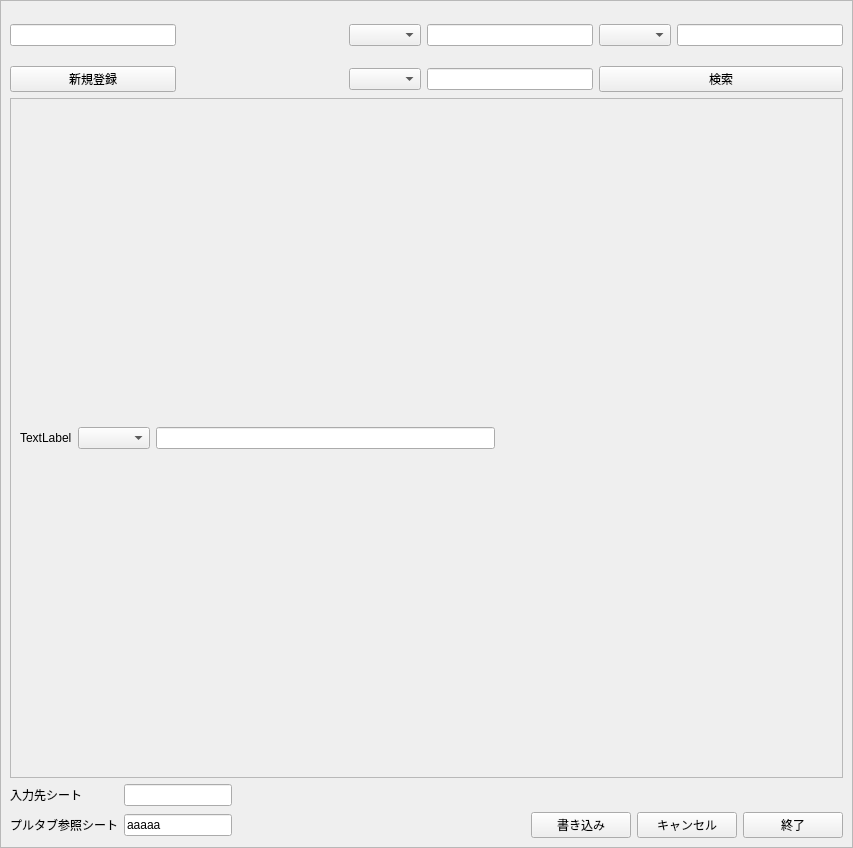
First picture: the form in prj_input/src_qtdesinger/4_input_layout.ui, repository toshiakiasakura/rakutto_collect_project, before the edit.
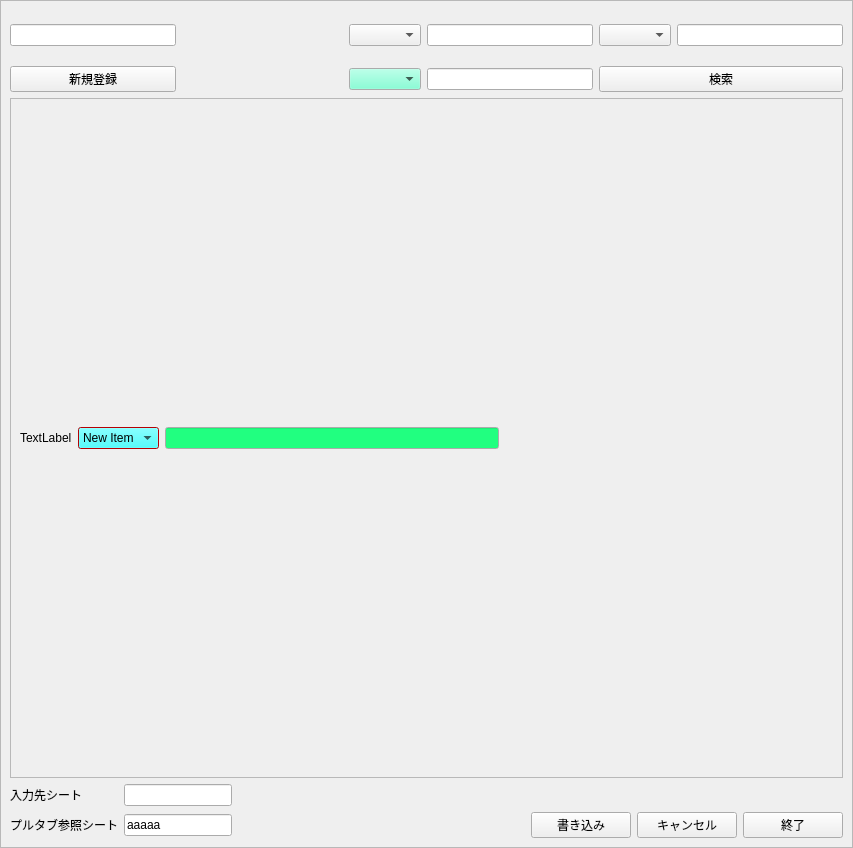
Second picture: the form after the edit.

```diff
--- a/prj_input/src_qtdesinger/4_input_layout.ui
+++ b/prj_input/src_qtdesinger/4_input_layout.ui
@@ -34,7 +34,45 @@
          <widget class="QComboBox" name="comboRef1"/>
         </item>
         <item row="1" column="2">
-         <widget class="QComboBox" name="comboRef2"/>
+         <widget class="QComboBox" name="comboRef2">
+          <property name="palette">
+           <palette>
+            <active>
+             <colorrole role="Button">
+              <brush brushstyle="SolidPattern">
+               <color alpha="255">
+                <red>102</red>
+                <green>255</green>
+                <blue>204</blue>
+               </color>
+              </brush>
+             </colorrole>
+            </active>
+            <inactive>
+             <colorrole role="Button">
+              <brush brushstyle="SolidPattern">
+               <color alpha="255">
+                <red>102</red>
+                <green>255</green>
+                <blue>204</blue>
+               </color>
+              </brush>
+             </colorrole>
+            </inactive>
+            <disabled>
+             <colorrole role="Button">
+              <brush brushstyle="SolidPattern">
+               <color alpha="255">
+                <red>102</red>
+                <green>255</green>
+                <blue>204</blue>
+               </color>
+              </brush>
+             </colorrole>
+            </disabled>
+           </palette>
+          </property>
+         </widget>
         </item>
         <item row="0" column="1">
          <spacer name="horizontalSpacerTop">
@@ -113,7 +151,7 @@
            <x>0</x>
            <y>0</y>
            <width>823</width>
-           <height>638</height>
+           <height>642</height>
           </rect>
          </property>
          <layout class="QVBoxLayout" name="verticalLayout">
@@ -127,10 +165,447 @@
              </widget>
             </item>
             <item>
-             <widget class="QComboBox" name="comboBoxMacro"/>
+             <widget class="QComboBox" name="comboBoxMacro">
+              <property name="palette">
+               <palette>
+                <active>
+                 <colorrole role="WindowText">
+                  <brush brushstyle="SolidPattern">
+                   <color alpha="255">
+                    <red>0</red>
+                    <green>0</green>
+                    <blue>0</blue>
+                   </color>
+                  </brush>
+                 </colorrole>
+                 <colorrole role="Button">
+                  <brush brushstyle="SolidPattern">
+                   <color alpha="255">
+                    <red>32</red>
+                    <green>255</green>
+                    <blue>255</blue>
+                   </color>
+                  </brush>
+                 </colorrole>
+                 <colorrole role="Light">
+                  <brush brushstyle="SolidPattern">
+                   <color alpha="255">
+                    <red>128</red>
+                    <green>0</green>
+                    <blue>128</blue>
+                   </color>
+                  </brush>
+                 </colorrole>
+                 <colorrole role="Midlight">
+                  <brush brushstyle="SolidPattern">
+                   <color alpha="255">
+                    <red>128</red>
+                    <green>128</green>
+                    <blue>3</blue>
+                   </color>
+                  </brush>
+                 </colorrole>
+                 <colorrole role="Dark">
+                  <brush brushstyle="SolidPattern">
+                   <color alpha="255">
+                    <red>128</red>
+                    <green>0</green>
+                    <blue>64</blue>
+                   </color>
+                  </brush>
+                 </colorrole>
+                 <colorrole role="Mid">
+                  <brush brushstyle="SolidPattern">
+                   <color alpha="255">
+                    <red>255</red>
+                    <green>255</green>
+                    <blue>10</blue>
+                   </color>
+                  </brush>
+                 </colorrole>
+                 <colorrole role="Text">
+                  <brush brushstyle="SolidPattern">
+                   <color alpha="255">
+                    <red>0</red>
+                    <green>0</green>
+                    <blue>0</blue>
+                   </color>
+                  </brush>
+                 </colorrole>
+                 <colorrole role="BrightText">
+                  <brush brushstyle="SolidPattern">
+                   <color alpha="255">
+                    <red>255</red>
+                    <green>255</green>
+                    <blue>255</blue>
+                   </color>
+                  </brush>
+                 </colorrole>
+                 <colorrole role="ButtonText">
+                  <brush brushstyle="SolidPattern">
+                   <color alpha="255">
+                    <red>0</red>
+                    <green>0</green>
+                    <blue>0</blue>
+                   </color>
+                  </brush>
+                 </colorrole>
+                 <colorrole role="Base">
+                  <brush brushstyle="SolidPattern">
+                   <color alpha="255">
+                    <red>252</red>
+                    <green>2</green>
+                    <blue>255</blue>
+                   </color>
+                  </brush>
+                 </colorrole>
+                 <colorrole role="Window">
+                  <brush brushstyle="SolidPattern">
+                   <color alpha="255">
+                    <red>252</red>
+                    <green>1</green>
+                    <blue>7</blue>
+                   </color>
+                  </brush>
+                 </colorrole>
+                 <colorrole role="Shadow">
+                  <brush brushstyle="SolidPattern">
+                   <color alpha="255">
+                    <red>128</red>
+                    <green>0</green>
+                    <blue>255</blue>
+                   </color>
+                  </brush>
+                 </colorrole>
+                 <colorrole role="AlternateBase">
+                  <brush brushstyle="SolidPattern">
+                   <color alpha="255">
+                    <red>16</red>
+                    <green>128</green>
+                    <blue>64</blue>
+                   </color>
+                  </brush>
+                 </colorrole>
+                 <colorrole role="NoRole">
+                  <brush brushstyle="SolidPattern">
+                   <color alpha="255">
+                    <red>128</red>
+                    <green>64</green>
+                    <blue>2</blue>
+                   </color>
+                  </brush>
+                 </colorrole>
+                </active>
+                <inactive>
+                 <colorrole role="WindowText">
+                  <brush brushstyle="SolidPattern">
+                   <color alpha="255">
+                    <red>0</red>
+                    <green>0</green>
+                    <blue>0</blue>
+                   </color>
+                  </brush>
+                 </colorrole>
+                 <colorrole role="Button">
+                  <brush brushstyle="SolidPattern">
+                   <color alpha="255">
+                    <red>32</red>
+                    <green>255</green>
+                    <blue>255</blue>
+                   </color>
+                  </brush>
+                 </colorrole>
+                 <colorrole role="Light">
+                  <brush brushstyle="SolidPattern">
+                   <color alpha="255">
+                    <red>128</red>
+                    <green>0</green>
+                    <blue>128</blue>
+                   </color>
+                  </brush>
+                 </colorrole>
+                 <colorrole role="Midlight">
+                  <brush brushstyle="SolidPattern">
+                   <color alpha="255">
+                    <red>128</red>
+                    <green>128</green>
+                    <blue>3</blue>
+                   </color>
+                  </brush>
+                 </colorrole>
+                 <colorrole role="Dark">
+                  <brush brushstyle="SolidPattern">
+                   <color alpha="255">
+                    <red>128</red>
+                    <green>0</green>
+                    <blue>64</blue>
+                   </color>
+                  </brush>
+                 </colorrole>
+                 <colorrole role="Mid">
+                  <brush brushstyle="SolidPattern">
+                   <color alpha="255">
+                    <red>255</red>
+                    <green>255</green>
+                    <blue>10</blue>
+                   </color>
+                  </brush>
+                 </colorrole>
+                 <colorrole role="Text">
+                  <brush brushstyle="SolidPattern">
+                   <color alpha="255">
+                    <red>0</red>
+                    <green>0</green>
+                    <blue>0</blue>
+                   </color>
+                  </brush>
+                 </colorrole>
+                 <colorrole role="BrightText">
+                  <brush brushstyle="SolidPattern">
+                   <color alpha="255">
+                    <red>255</red>
+                    <green>255</green>
+                    <blue>255</blue>
+                   </color>
+                  </brush>
+                 </colorrole>
+                 <colorrole role="ButtonText">
+                  <brush brushstyle="SolidPattern">
+                   <color alpha="255">
+                    <red>0</red>
+                    <green>0</green>
+                    <blue>0</blue>
+                   </color>
+                  </brush>
+                 </colorrole>
+                 <colorrole role="Base">
+                  <brush brushstyle="SolidPattern">
+                   <color alpha="255">
+                    <red>252</red>
+                    <green>2</green>
+                    <blue>255</blue>
+                   </color>
+                  </brush>
+                 </colorrole>
+                 <colorrole role="Window">
+                  <brush brushstyle="SolidPattern">
+                   <color alpha="255">
+                    <red>252</red>
+                    <green>1</green>
+                    <blue>7</blue>
+                   </color>
+                  </brush>
+                 </colorrole>
+                 <colorrole role="Shadow">
+                  <brush brushstyle="SolidPattern">
+                   <color alpha="255">
+                    <red>128</red>
+                    <green>0</green>
+                    <blue>255</blue>
+                   </color>
+                  </brush>
+                 </colorrole>
+                 <colorrole role="AlternateBase">
+                  <brush brushstyle="SolidPattern">
+                   <color alpha="255">
+                    <red>16</red>
+                    <green>128</green>
+                    <blue>64</blue>
+                   </color>
+                  </brush>
+                 </colorrole>
+                 <colorrole role="NoRole">
+                  <brush brushstyle="SolidPattern">
+                   <color alpha="255">
+                    <red>128</red>
+                    <green>64</green>
+                    <blue>2</blue>
+                   </color>
+                  </brush>
+                 </colorrole>
+                </inactive>
+                <disabled>
+                 <colorrole role="WindowText">
+                  <brush brushstyle="SolidPattern">
+                   <color alpha="255">
+                    <red>128</red>
+                    <green>0</green>
+                    <blue>64</blue>
+                   </color>
+                  </brush>
+                 </colorrole>
+                 <colorrole role="Button">
+                  <brush brushstyle="SolidPattern">
+                   <color alpha="255">
+                    <red>32</red>
+                    <green>255</green>
+                    <blue>255</blue>
+                   </color>
+                  </brush>
+                 </colorrole>
+                 <colorrole role="Light">
+                  <brush brushstyle="SolidPattern">
+                   <color alpha="255">
+                    <red>128</red>
+                    <green>0</green>
+                    <blue>128</blue>
+                   </color>
+                  </brush>
+                 </colorrole>
+                 <colorrole role="Midlight">
+                  <brush brushstyle="SolidPattern">
+                   <color alpha="255">
+                    <red>128</red>
+                    <green>128</green>
+                    <blue>3</blue>
+                   </color>
+                  </brush>
+                 </colorrole>
+                 <colorrole role="Dark">
+                  <brush brushstyle="SolidPattern">
+                   <color alpha="255">
+                    <red>128</red>
+                    <green>0</green>
+                    <blue>64</blue>
+                   </color>
+                  </brush>
+                 </colorrole>
+                 <colorrole role="Mid">
+                  <brush brushstyle="SolidPattern">
+                   <color alpha="255">
+                    <red>255</red>
+                    <green>255</green>
+                    <blue>10</blue>
+                   </color>
+                  </brush>
+                 </colorrole>
+                 <colorrole role="Text">
+                  <brush brushstyle="SolidPattern">
+                   <color alpha="255">
+                    <red>128</red>
+                    <green>0</green>
+                    <blue>64</blue>
+                   </color>
+                  </brush>
+                 </colorrole>
+                 <colorrole role="BrightText">
+                  <brush brushstyle="SolidPattern">
+                   <color alpha="255">
+                    <red>255</red>
+                    <green>255</green>
+                    <blue>255</blue>
+                   </color>
+                  </brush>
+                 </colorrole>
+                 <colorrole role="ButtonText">
+                  <brush brushstyle="SolidPattern">
+                   <color alpha="255">
+                    <red>128</red>
+                    <green>0</green>
+                    <blue>64</blue>
+                   </color>
+                  </brush>
+                 </colorrole>
+                 <colorrole role="Base">
+                  <brush brushstyle="SolidPattern">
+                   <color alpha="255">
+                    <red>252</red>
+                    <green>1</green>
+                    <blue>7</blue>
+                   </color>
+                  </brush>
+                 </colorrole>
+                 <colorrole role="Window">
+                  <brush brushstyle="SolidPattern">
+                   <color alpha="255">
+                    <red>252</red>
+                    <green>1</green>
+                    <blue>7</blue>
+                   </color>
+                  </brush>
+                 </colorrole>
+                 <colorrole role="Shadow">
+                  <brush brushstyle="SolidPattern">
+                   <color alpha="255">
+                    <red>128</red>
+                    <green>0</green>
+                    <blue>255</blue>
+                   </color>
+                  </brush>
+                 </colorrole>
+                 <colorrole role="AlternateBase">
+                  <brush brushstyle="SolidPattern">
+                   <color alpha="255">
+                    <red>16</red>
+                    <green>128</green>
+                    <blue>64</blue>
+                   </color>
+                  </brush>
+                 </colorrole>
+                 <colorrole role="NoRole">
+                  <brush brushstyle="SolidPattern">
+                   <color alpha="255">
+                    <red>128</red>
+                    <green>64</green>
+                    <blue>2</blue>
+                   </color>
+                  </brush>
+                 </colorrole>
+                </disabled>
+               </palette>
+              </property>
+              <item>
+               <property name="text">
+                <string>New Item</string>
+               </property>
+              </item>
+              <item>
+               <property name="text">
+                <string>a</string>
+               </property>
+              </item>
+             </widget>
             </item>
             <item>
-             <widget class="QLineEdit" name="lineMacro"/>
+             <widget class="QLineEdit" name="lineMacro">
+              <property name="palette">
+               <palette>
+                <active>
+                 <colorrole role="Base">
+                  <brush brushstyle="SolidPattern">
+                   <color alpha="255">
+                    <red>33</red>
+                    <green>255</green>
+                    <blue>128</blue>
+                   </color>
+                  </brush>
+                 </colorrole>
+                </active>
+                <inactive>
+                 <colorrole role="Base">
+                  <brush brushstyle="SolidPattern">
+                   <color alpha="255">
+                    <red>33</red>
+                    <green>255</green>
+                    <blue>128</blue>
+                   </color>
+                  </brush>
+                 </colorrole>
+                </inactive>
+                <disabled>
+                 <colorrole role="Base">
+                  <brush brushstyle="SolidPattern">
+                   <color alpha="255">
+                    <red>236</red>
+                    <green>236</green>
+                    <blue>236</blue>
+                   </color>
+                  </brush>
+                 </colorrole>
+                </disabled>
+               </palette>
+              </property>
+             </widget>
             </item>
             <item>
              <spacer name="horizontalSpacerMacro">
```
